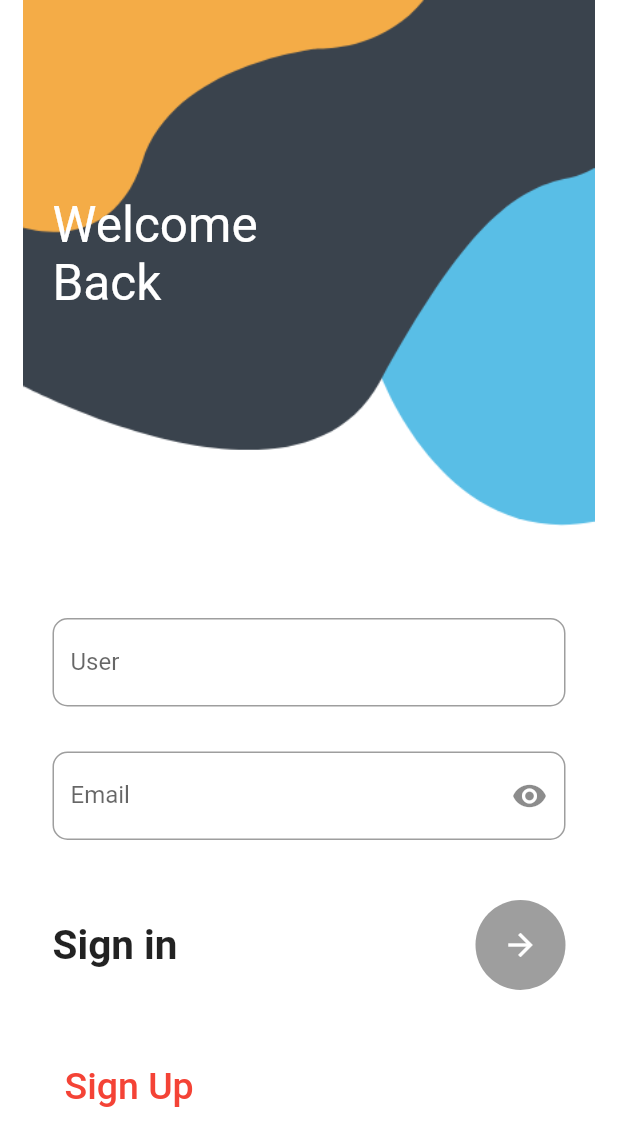
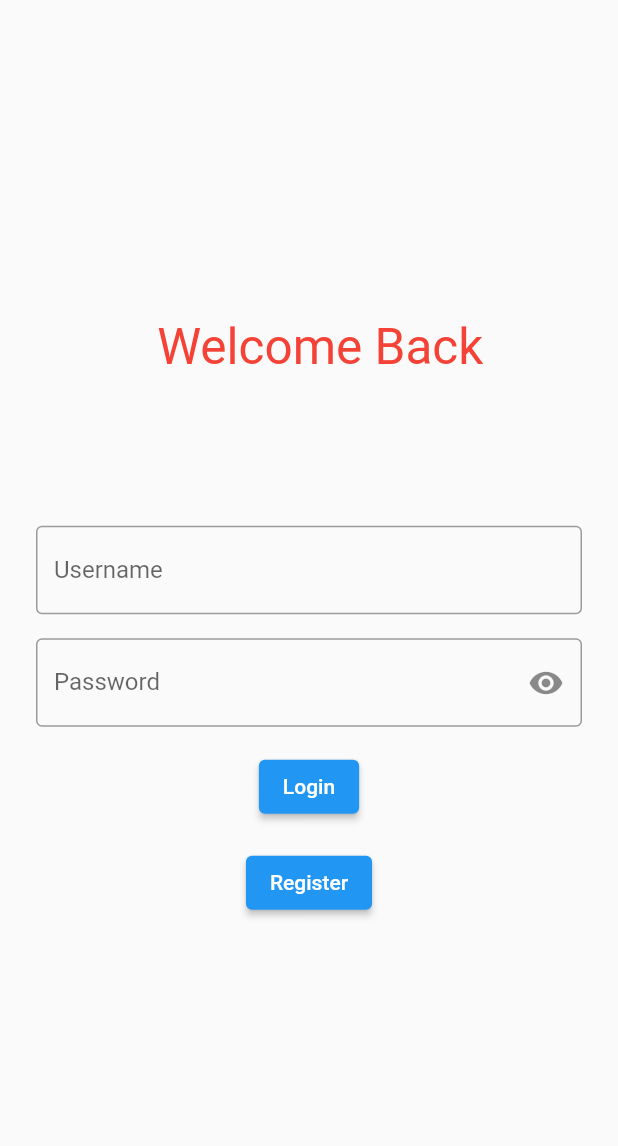
Before and after one commit to tamtran1352k/Nhom3_ShopOnl, a Flutter app: the screen it shows after launch, on a phone screen of 412 x 824 dp. Shown: the top 1146 px of the screen. Run offline on Flutter 3.47's test engine with Material 2 defaults, Android fonts, the phone set to English and light mode, and no system bars; drawn by our look-alikes of flutter_form_builder; our stand-ins replace form_builder_validators, shared_preferences.

Commit message:
add prefs, setting up dependencies , fix login

```diff
--- a/flutter_doan/lib/components/login/LoginPage.dart
+++ b/flutter_doan/lib/components/login/LoginPage.dart
@@ -2,7 +2,9 @@
 
 import 'package:flutter/material.dart';
 import 'package:flutter_doan/components/HomePage.dart';
-
+import 'package:flutter_doan/utils/prefs.dart';
+import 'package:flutter_form_builder/flutter_form_builder.dart';
+import 'package:form_builder_validators/form_builder_validators.dart';
 import 'package:flutter_doan/components/login/RegisterPage.dart';
 
 class LoginPage extends StatefulWidget {
@@ -13,136 +15,116 @@ class LoginPage extends StatefulWidget {
 }
 
 class _LoginPageState extends State<LoginPage> {
-  bool _hidePass = true;
-  IconData icons = Icons.visibility;
+  final _formKey = GlobalKey<FormBuilderState>();
+  bool _hidePassword = true;
+  var _icon = Icons.visibility;
+  void _doLogin() {
+    final curState = _formKey.currentState!;
+    curState.save();
+    if (curState.validate()) {
+      final formValue = curState.value;
+      if (Prefs.username.isNotEmpty && Prefs.password.isNotEmpty) {
+        if (formValue["username"] == Prefs.username &&
+            formValue["password"] == Prefs.password) {
+          Navigator.pushAndRemoveUntil(
+              context,
+              MaterialPageRoute(builder: (ctx) => HomePage()),
+              (route) => false);
+        } else {
+          const snackBar =
+              SnackBar(content: Text('Wrong username or password'));
+          ScaffoldMessenger.of(context).showSnackBar(snackBar);
+        }
+      } else {
+        Prefs.setUsername(formValue["username"]);
+        Prefs.setPassword(formValue["password"]);
+        Navigator.pushAndRemoveUntil(context,
+            MaterialPageRoute(builder: (ctx) => HomePage()), (route) => false);
+      }
+    } else {
+      const snackBar = SnackBar(content: Text('Validation failed'));
+      ScaffoldMessenger.of(context).showSnackBar(snackBar);
+    }
+  }
+
   @override
   Widget build(BuildContext context) {
-    return Container(
-      decoration: const BoxDecoration(
-        image: DecorationImage(
-          image: AssetImage('assets/image/image-login/login.png'),
+    return Scaffold(
+      body: Container(
+        padding: const EdgeInsets.all(24),
+        child: Column(
+          mainAxisAlignment: MainAxisAlignment.center,
+          children: [
+            FormBuilder(
+              key: _formKey,
+              child: Column(
+                children: [
+                  Container(
+                    padding: const EdgeInsets.only(left: 15, bottom: 100),
+                    child: const Text(
+                      'Welcome Back',
+                      style: TextStyle(color: Colors.red, fontSize: 33),
                     ),
                   ),
-      child: Scaffold(
-        backgroundColor: Colors.transparent,
-        body: Stack(
-          children: [
-            Container(
-              padding: const EdgeInsets.only(left: 35, top: 130),
-              child: const Text(
-                'Welcome\nBack',
-                style: TextStyle(color: Colors.white, fontSize: 33),
+                  FormBuilderTextField(
+                    name: "username",
+                    keyboardType: TextInputType.text,
+                    decoration: const InputDecoration(
+                      border: OutlineInputBorder(),
+                      labelText: "Username",
                     ),
-            ),
-            SingleChildScrollView(
-              child: Container(
-                padding: EdgeInsets.only(
-                    top: MediaQuery.of(context).size.height * 0.5),
-                child: Column(
-                  crossAxisAlignment: CrossAxisAlignment.start,
-                  children: [
-                    Container(
-                      margin: const EdgeInsets.only(left: 35, right: 35),
-                      child: Column(
-                        children: [
-                          TextField(
-                            keyboardType: TextInputType.emailAddress,
-                            decoration: InputDecoration(
-                                border: OutlineInputBorder(
-                                  borderRadius: BorderRadius.circular(10),
-                                ),
-                                labelText: 'User',
-                                hintText: "Please"),
+                    validator: FormBuilderValidators.compose([
+                      FormBuilderValidators.required(context),
+                      FormBuilderValidators.maxLength(context, 70),
+                    ]),
                   ),
                   const SizedBox(
-                            height: 30,
+                    height: 16,
                   ),
-                          TextField(
-                            obscureText: _hidePass,
-                            keyboardType: TextInputType.visiblePassword,
+                  FormBuilderTextField(
+                    name: "password",
+                    obscureText: _hidePassword,
+                    keyboardType: TextInputType.text,
                     decoration: InputDecoration(
-                              border: OutlineInputBorder(
-                                borderRadius: BorderRadius.circular(10),
-                              ),
-                              hintText: 'Enter pasword',
-                              labelText: 'Email',
+                      border: const OutlineInputBorder(),
+                      labelText: "Password",
                       suffixIcon: IconButton(
                         onPressed: () {
                           setState(() {
-                                      _hidePass = !_hidePass;
-                                      icons = _hidePass
+                            _hidePassword = !_hidePassword;
+                            _icon = _hidePassword
                                 ? Icons.visibility
                                 : Icons.visibility_off;
                           });
                         },
-                                  icon: Icon(icons)),
+                        icon: Icon(_icon),
                       ),
                     ),
+                    validator: FormBuilderValidators.compose([
+                      FormBuilderValidators.required(context),
+                      FormBuilderValidators.minLength(context, 5),
+                    ]),
+                  ),
                   const SizedBox(
-                            height: 40,
+                    height: 16,
                   ),
-                          Row(
-                            mainAxisAlignment: MainAxisAlignment.spaceBetween,
-                            children: [
-                              const Text(
-                                'Sign in',
-                                style: TextStyle(
-                                    fontSize: 27, fontWeight: FontWeight.w700),
+                  ElevatedButton(
+                    onPressed: _doLogin,
+                    child: const Text('Login'),
                   ),
-                              CircleAvatar(
-                                radius: 30,
-                                backgroundColor: Colors.grey,
-                                child: IconButton(
-                                    color: Colors.white,
+                  const SizedBox(
+                    height: 16,
+                  ),
+                  ElevatedButton(
                     onPressed: () {
                       Navigator.push(
                           context,
                           MaterialPageRoute(
-                                          builder: (context) =>
-                                              const HomePage(),
-                                        ),
-                                      );
+                              builder: (context) => const RegisterPage()));
                     },
-                                    icon: const Icon(
-                                      Icons.arrow_forward,
-                                    )),
-                              )
-                            ],
-                          ),
-                          const SizedBox(
-                            height: 40,
-                          ),
-                          Row(
-                            mainAxisAlignment: MainAxisAlignment.spaceBetween,
-                            children: [
-                              TextButton(
-                                onPressed: () {
-                                  Navigator.push(
-                                    context,
-                                    MaterialPageRoute(
-                                      builder: (context) =>
-                                          const RegisterPage(),
-                                    ),
-                                  );
-                                },
-                                child: const Text(
-                                  'Sign Up',
-                                  textAlign: TextAlign.left,
-                                  style: TextStyle(
-                                    decoration: TextDecoration.none,
-                                    color: Colors.red,
-                                    fontSize: 25,
-                                  ),
-                                ),
-                                style: const ButtonStyle(),
+                    child: const Text('Register'),
                   ),
                 ],
-                          )
-                        ],
-                      ),
-                    )
-                  ],
-                ),
               ),
             ),
           ],
--- a/flutter_doan/lib/main.dart
+++ b/flutter_doan/lib/main.dart
@@ -1,6 +1,9 @@
 import 'package:flutter/material.dart';
 
 import 'package:flutter_doan/components/login/LoginPage.dart';
+import 'package:flutter_doan/utils/prefs.dart';
+import 'package:form_builder_validators/form_builder_validators.dart';
+import 'package:flutter_localizations/flutter_localizations.dart';
 
 void main() {
   runApp(const MyApp());
@@ -12,13 +15,16 @@ class MyApp extends StatelessWidget {
   // This widget is the root of your application.
   @override
   Widget build(BuildContext context) {
-    return MaterialApp(
+    Prefs.init();
+    return const MaterialApp(
       title: 'Flutter Demo',
       debugShowCheckedModeBanner: false,
-      theme: ThemeData(
-        scaffoldBackgroundColor: Colors.white,
-      ),
-      home: const LoginPage(),
+      home: LoginPage(),
+      localizationsDelegates: [
+        GlobalMaterialLocalizations.delegate,
+        GlobalWidgetsLocalizations.delegate,
+        FormBuilderLocalizations.delegate,
+      ],
     );
   }
 }
--- /dev/null
+++ b/flutter_doan/lib/utils/prefs.dart
@@ -0,0 +1,19 @@
+import 'package:shared_preferences/shared_preferences.dart';
+
+class Prefs {
+  static late SharedPreferences _prefs;
+  static Future<void> init() async {
+    _prefs = await SharedPreferences.getInstance();
+  }
+
+  static Future<bool> setUsername(String value) async {
+    return await _prefs.setString('username', value);
+  }
+
+  static Future<bool> setPassword(String value) async {
+    return await _prefs.setString('password', value);
+  }
+
+  static String get username => _prefs.getString('username') ?? '';
+  static String get password => _prefs.getString('password') ?? '';
+}
--- a/flutter_doan/pubspec.yaml
+++ b/flutter_doan/pubspec.yaml
@@ -34,6 +34,12 @@ dependencies:
   # The following adds the Cupertino Icons font to your application.
   # Use with the CupertinoIcons class for iOS style icons.
   cupertino_icons: ^1.0.2
+  path: ^1.8.2
+  scoped_model: ^2.0.0
+  sqflite: ^2.2.8+3
+  shared_preferences: ^2.0.13
+  flutter_form_builder: ^7.1.1
+  form_builder_validators: ^7.6.1
 
 dev_dependencies:
   flutter_test:
```
Also changed, not shown: flutter_doan/pubspec.lock, 2 other files. Lines whose indentation alone changed are shown as unchanged.
